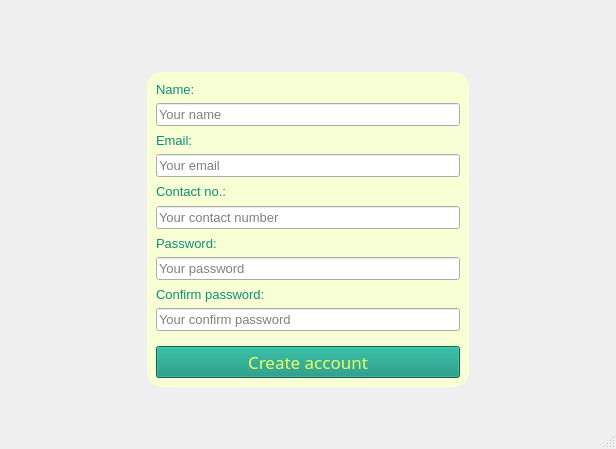
Old version of the form ui/signUp/signUp.ui in the repository nguyenbphan12001-rimzy/Do-an-cuoi-ki-Nhom8_KTLT.
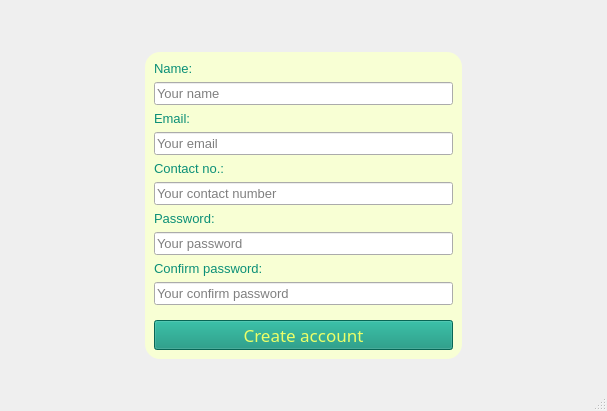
New version of the form. Icons and pictures are not drawn.

What changed in the file:
```diff
--- a/ui/signUp/signUp.ui
+++ b/ui/signUp/signUp.ui
@@ -6,8 +6,8 @@
    <rect>
     <x>0</x>
     <y>0</y>
-    <width>616</width>
-    <height>449</height>
+    <width>607</width>
+    <height>411</height>
    </rect>
   </property>
   <property name="windowTitle">
@@ -110,6 +110,12 @@
            </item>
            <item>
             <widget class="QLineEdit" name="lineEditName">
+             <property name="sizePolicy">
+              <sizepolicy hsizetype="Expanding" vsizetype="Expanding">
+               <horstretch>0</horstretch>
+               <verstretch>0</verstretch>
+              </sizepolicy>
+             </property>
              <property name="font">
               <font>
                <pointsize>10</pointsize>
@@ -140,6 +146,12 @@
            </item>
            <item>
             <widget class="QLineEdit" name="lineEditEmail">
+             <property name="sizePolicy">
+              <sizepolicy hsizetype="Expanding" vsizetype="Expanding">
+               <horstretch>0</horstretch>
+               <verstretch>0</verstretch>
+              </sizepolicy>
+             </property>
              <property name="font">
               <font>
                <pointsize>10</pointsize>
@@ -167,6 +179,12 @@
            </item>
            <item>
             <widget class="QLineEdit" name="lineEditContactNo">
+             <property name="sizePolicy">
+              <sizepolicy hsizetype="Expanding" vsizetype="Expanding">
+               <horstretch>0</horstretch>
+               <verstretch>0</verstretch>
+              </sizepolicy>
+             </property>
              <property name="font">
               <font>
                <pointsize>10</pointsize>
@@ -194,6 +212,12 @@
            </item>
            <item>
             <widget class="QLineEdit" name="lineEditPassword">
+             <property name="sizePolicy">
+              <sizepolicy hsizetype="Expanding" vsizetype="Expanding">
+               <horstretch>0</horstretch>
+               <verstretch>0</verstretch>
+              </sizepolicy>
+             </property>
              <property name="font">
               <font>
                <pointsize>10</pointsize>
@@ -221,6 +245,12 @@
            </item>
            <item>
             <widget class="QLineEdit" name="lineEditConfirm">
+             <property name="sizePolicy">
+              <sizepolicy hsizetype="Expanding" vsizetype="Expanding">
+               <horstretch>0</horstretch>
+               <verstretch>0</verstretch>
+              </sizepolicy>
+             </property>
              <property name="font">
               <font>
                <pointsize>10</pointsize>
@@ -260,6 +290,12 @@
            </item>
            <item>
             <widget class="QPushButton" name="pushButtonCreate">
+             <property name="sizePolicy">
+              <sizepolicy hsizetype="Minimum" vsizetype="Expanding">
+               <horstretch>0</horstretch>
+               <verstretch>0</verstretch>
+              </sizepolicy>
+             </property>
              <property name="minimumSize">
               <size>
                <width>0</width>
```
Left out of the diff: 2 changed lines with no effect on the pictures.
